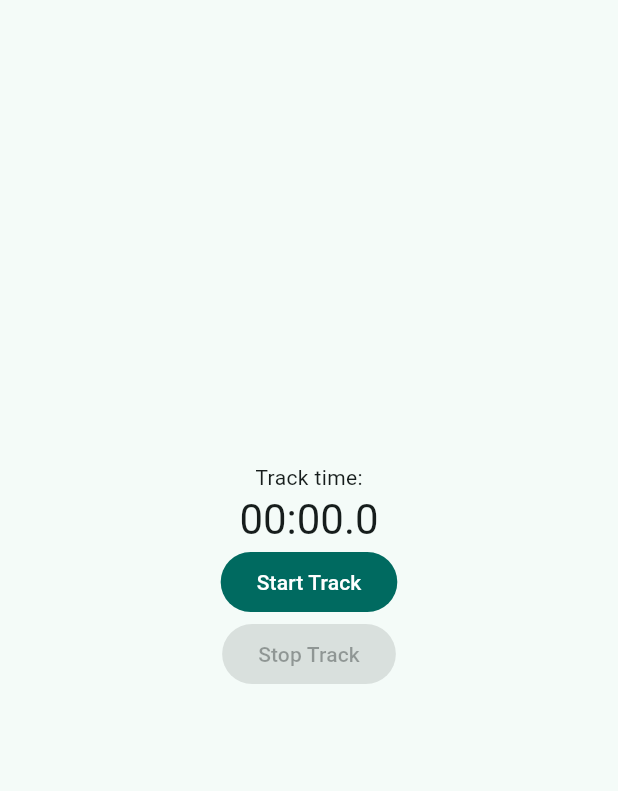
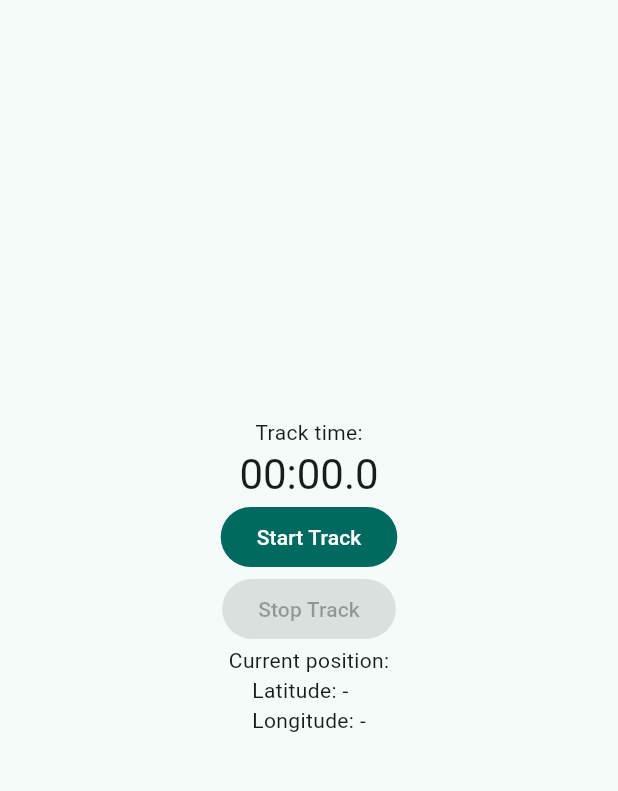
Before and after one commit to mmarinriera/remora, a Flutter app: the screen it shows after launch, on a phone screen of 412 x 824 dp, the part 84-875 px from its top. Run offline on Flutter 3.47's test engine with Material 3 defaults, Android fonts, the light colour scheme and no system bars; our stand-ins replace geolocator.

Commit message:
feat(ui): show current position

```diff
--- a/lib/main.dart
+++ b/lib/main.dart
@@ -64,6 +64,7 @@ class _MyHomePageState extends State<MyHomePage> {
   late String _elapsedTimeString;
   late bool _trackActive;
   late Timer timer;
+  TrackPoint? _currentLocation;
 
   final LocationService _locationService = LocationService();
 
@@ -119,11 +120,17 @@ class _MyHomePageState extends State<MyHomePage> {
     }
 
     _locationSubscription = _locationService.positionStream.listen((point) {
+      setState(() {
+        _stopwatch.start();
+        _currentLocation = point;
+      });
       final lat = point.latitude;
       final long = point.longitude;
+      final t = point.timestamp;
 
       print('lat: $lat');
       print('long: $long');
+      print('long: $t');
     });
   }
 
@@ -197,6 +204,12 @@ class _MyHomePageState extends State<MyHomePage> {
               onPressed: _trackActive ? _stopTrack : null,
               child: const Text('Stop Track'),
             ),
+            const Text('Current position:'),
+            Text(
+              'Latitude: ${_currentLocation?.latitude ?? '-'}\n'
+              'Longitude: ${_currentLocation?.longitude ?? '-'}',
+              style: Theme.of(context).textTheme.bodyMedium,
+            ),
           ],
         ),
       ),
```
